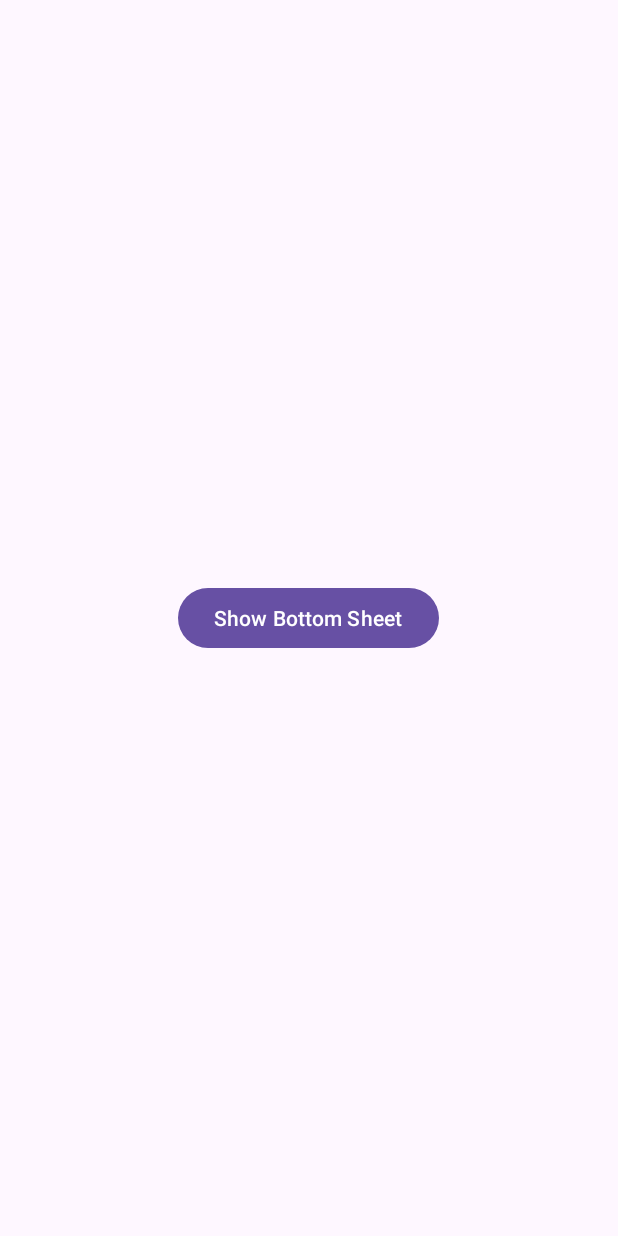
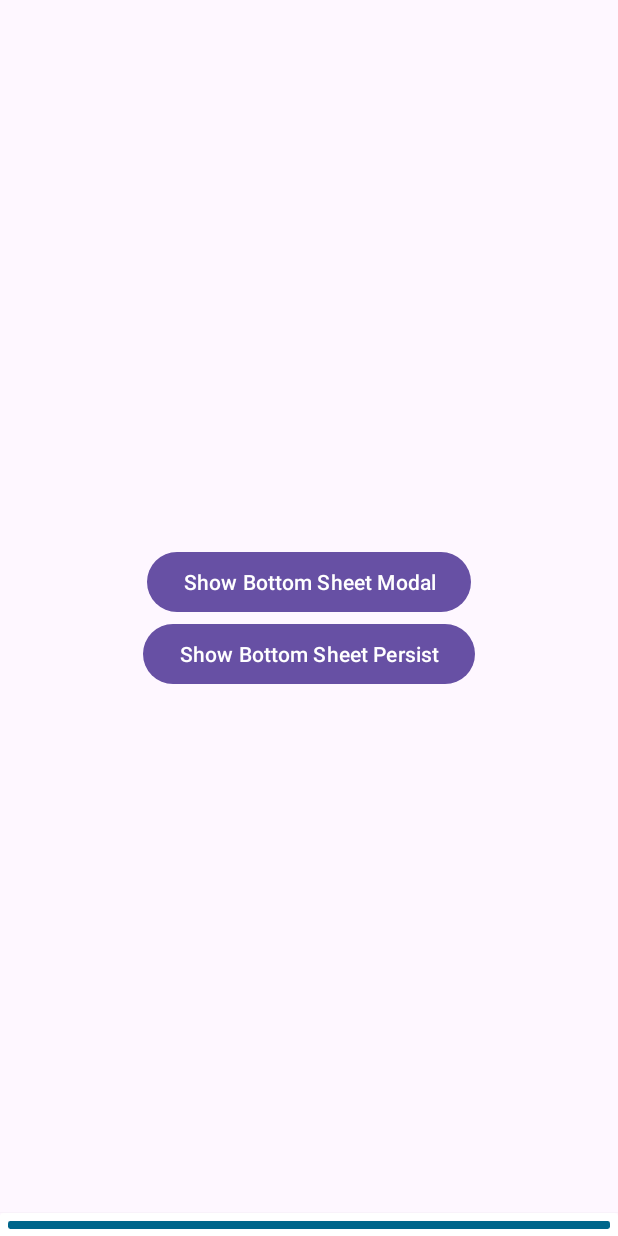
Before and after one commit to lckmnzans/example-BottomSheet, an Android app: the screen it shows after launch (MainActivity), on a phone screen of 412 x 824 dp. Run offline under Robolectric (Android 15) with nearby library versions, the phone set to English and light mode, and no system bars.

Commit message:
create bottom sheet persist layout

```diff
--- a/app/src/main/java/com/simple/bottomsheet/MainActivity.kt
+++ b/app/src/main/java/com/simple/bottomsheet/MainActivity.kt
@@ -2,29 +2,38 @@ package com.simple.bottomsheet
 
 import androidx.appcompat.app.AppCompatActivity
 import android.os.Bundle
+import android.view.View
 import android.widget.Button
+import com.google.android.material.bottomsheet.BottomSheetBehavior
 import com.google.android.material.bottomsheet.BottomSheetDialog
 
 class MainActivity : AppCompatActivity() {
-    private lateinit var btnShowBottomSheet: Button
-    private lateinit var bottomSheet: BottomSheetDialog
+    private lateinit var btnShowBottomSheetModal: Button
+    private lateinit var btnShowBottomSheetPersist: Button
+    private lateinit var bottomSheetModal: BottomSheetDialog
+
     override fun onCreate(savedInstanceState: Bundle?) {
         super.onCreate(savedInstanceState)
         setContentView(R.layout.activity_main)
 
-        btnShowBottomSheet = findViewById(R.id.btn_show_bottom_sheet)
-        btnShowBottomSheet.setOnClickListener {
-            bottomSheet = BottomSheetDialog(this)
-            val view = layoutInflater.inflate(R.layout.bottom_sheet_dialog, null)
-            val btnClose = view.findViewById<Button>(R.id.btn_dismiss)
+        btnShowBottomSheetModal = findViewById(R.id.btn_show_bottom_sheet_modal)
+        btnShowBottomSheetPersist = findViewById(R.id.btn_show_bottom_sheet_persist)
+        bottomSheetModal = BottomSheetDialog(this)
 
-            bottomSheet.setCancelable(false)
-            bottomSheet.setContentView(view)
-            bottomSheet.show()
+        btnShowBottomSheetModal.setOnClickListener {
+            val view = layoutInflater.inflate(R.layout.bottom_sheet_modal, null)
+            val btnDismiss = view.findViewById<Button>(R.id.btn_dismiss)
 
-            btnClose.setOnClickListener {
-                bottomSheet.dismiss()
+            bottomSheetModal.setCancelable(false)
+            bottomSheetModal.setContentView(view)
+            bottomSheetModal.show()
+
+            btnDismiss.setOnClickListener {
+                bottomSheetModal.dismiss()
             }
         }
+
+        val bottomSheet: View = findViewById(R.id.bottom_sheet)
+        val bottomSheetBehavior: BottomSheetBehavior<*> = BottomSheetBehavior.from(bottomSheet)
     }
 }
--- a/app/src/main/res/layout/activity_main.xml
+++ b/app/src/main/res/layout/activity_main.xml
@@ -1,17 +1,34 @@
 <?xml version="1.0" encoding="utf-8"?>
-<RelativeLayout xmlns:android="http://schemas.android.com/apk/res/android"
+<androidx.coordinatorlayout.widget.CoordinatorLayout
+    xmlns:android="http://schemas.android.com/apk/res/android"
     xmlns:app="http://schemas.android.com/apk/res-auto"
     xmlns:tools="http://schemas.android.com/tools"
     android:layout_width="match_parent"
     android:layout_height="match_parent"
     tools:context=".MainActivity">
 
-    <Button
-        android:id="@+id/btn_show_bottom_sheet"
-        android:layout_width="wrap_content"
-        android:layout_height="wrap_content"
-        android:layout_centerInParent="true"
-        android:text="@string/show_bottom"
-        android:textAllCaps="false" />
+    <LinearLayout
+        android:layout_width="match_parent"
+        android:layout_height="match_parent"
+        android:gravity="center"
+        android:orientation="vertical">
 
-</RelativeLayout>
+        <Button
+            android:id="@+id/btn_show_bottom_sheet_modal"
+            android:layout_width="wrap_content"
+            android:layout_height="wrap_content"
+            android:text="@string/show_bottom_modal"
+            android:textAllCaps="false" />
+
+        <Button
+            android:id="@+id/btn_show_bottom_sheet_persist"
+            android:layout_width="wrap_content"
+            android:layout_height="wrap_content"
+            android:text="@string/show_bottom_persist"
+            android:textAllCaps="false" />
+
+    </LinearLayout>
+
+    <include layout="@layout/bottom_sheet_persist"/>
+
+</androidx.coordinatorlayout.widget.CoordinatorLayout>
--- /dev/null
+++ b/app/src/main/res/layout/bottom_sheet_persist.xml
@@ -0,0 +1,68 @@
+<?xml version="1.0" encoding="utf-8"?>
+<androidx.cardview.widget.CardView xmlns:android="http://schemas.android.com/apk/res/android"
+    android:layout_width="match_parent"
+    android:layout_height="wrap_content"
+    xmlns:app="http://schemas.android.com/apk/res-auto"
+    android:id="@+id/bottom_sheet"
+    app:behavior_hideable="false"
+    app:behavior_peekHeight="15dp"
+    app:layout_behavior="com.google.android.material.bottomsheet.BottomSheetBehavior">
+
+    <androidx.constraintlayout.utils.widget.ImageFilterView
+        android:layout_width="match_parent"
+        android:layout_height="5dp"
+        android:layout_margin="5dp"
+        android:background="#00668B"
+        app:roundPercent="0.6" />
+
+    <RelativeLayout
+        android:layout_width="match_parent"
+        android:layout_height="wrap_content"
+        android:layout_marginTop="5dp">
+
+        <ImageView
+            android:id="@+id/iv_bottom_sheet_modal"
+            android:layout_width="100dp"
+            android:layout_height="100dp"
+            android:layout_margin="10dp"
+            android:src="@drawable/ic_launcher_background" />
+
+        <TextView
+            android:id="@+id/tv_title"
+            android:layout_width="match_parent"
+            android:layout_height="wrap_content"
+            android:layout_marginTop="10dp"
+            android:layout_marginEnd="10dp"
+            android:layout_toEndOf="@id/iv_bottom_sheet_modal"
+            android:text="@string/title"
+            android:textColor="@color/black"
+            android:textSize="18sp"
+            android:textStyle="bold" />
+
+        <TextView
+            android:id="@+id/tv_message"
+            android:layout_width="match_parent"
+            android:layout_height="wrap_content"
+            android:layout_below="@id/tv_title"
+            android:layout_marginTop="10dp"
+            android:layout_marginEnd="10dp"
+            android:layout_toEndOf="@id/iv_bottom_sheet_modal"
+            android:text="@string/message2"
+            android:textColor="@color/black"
+            android:textSize="15sp" />
+
+        <TextView
+            android:id="@+id/tv_desc"
+            android:layout_width="match_parent"
+            android:layout_height="wrap_content"
+            android:layout_below="@id/tv_message"
+            android:layout_marginTop="10dp"
+            android:layout_marginEnd="10dp"
+            android:layout_toEndOf="@id/iv_bottom_sheet_modal"
+            android:text="@string/desc2"
+            android:textColor="@color/black"
+            android:textSize="15sp" />
+
+    </RelativeLayout>
+
+</androidx.cardview.widget.CardView>
--- a/app/src/main/res/values/strings.xml
+++ b/app/src/main/res/values/strings.xml
@@ -1,8 +1,11 @@
 <resources>
     <string name="app_name">BottomSheet</string>
-    <string name="show_bottom">Show Bottom Sheet</string>
-    <string name="course_name">DSA Self Paced Course</string>
-    <string name="course_track">Course Tracks : 30</string>
-    <string name="course_duration">Course Duration : 4 Months</string>
-    <string name="dismiss">Dismiss dialog</string>
+    <string name="show_bottom_modal">Show Bottom Sheet Modal</string>
+    <string name="show_bottom_persist">Show Bottom Sheet Persist</string>
+    <string name="title">Congratulations!</string>
+    <string name="message1">You just opened BottomSheet modal</string>
+    <string name="message2">You just opened BottomSheet persist</string>
+    <string name="desc1">You can close this BottomSheet by click the dismiss button</string>
+    <string name="desc2">You can close this BottomSheet by slide it down</string>
+    <string name="dismiss">Dismiss BottomSheet</string>
 </resources>
```
Also changed, not shown: app/src/main/res/layout/bottom_sheet_modal.xml (renamed from app/src/main/res/layout/bottom_sheet_dialog.xml, +21 -16 lines).
